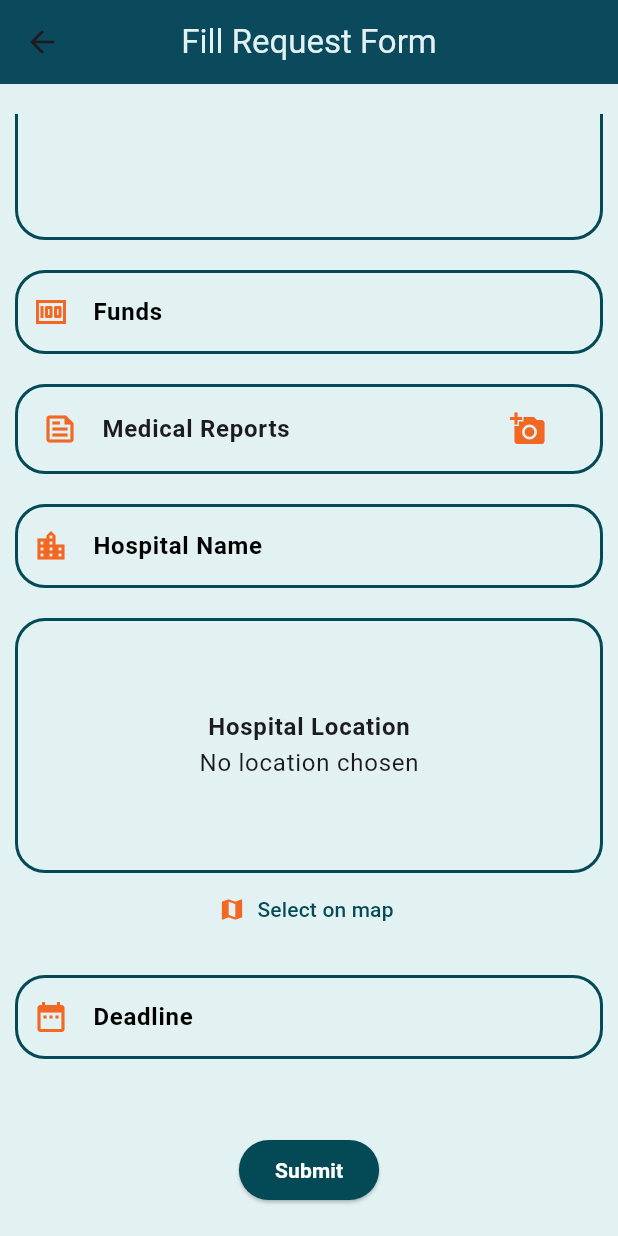
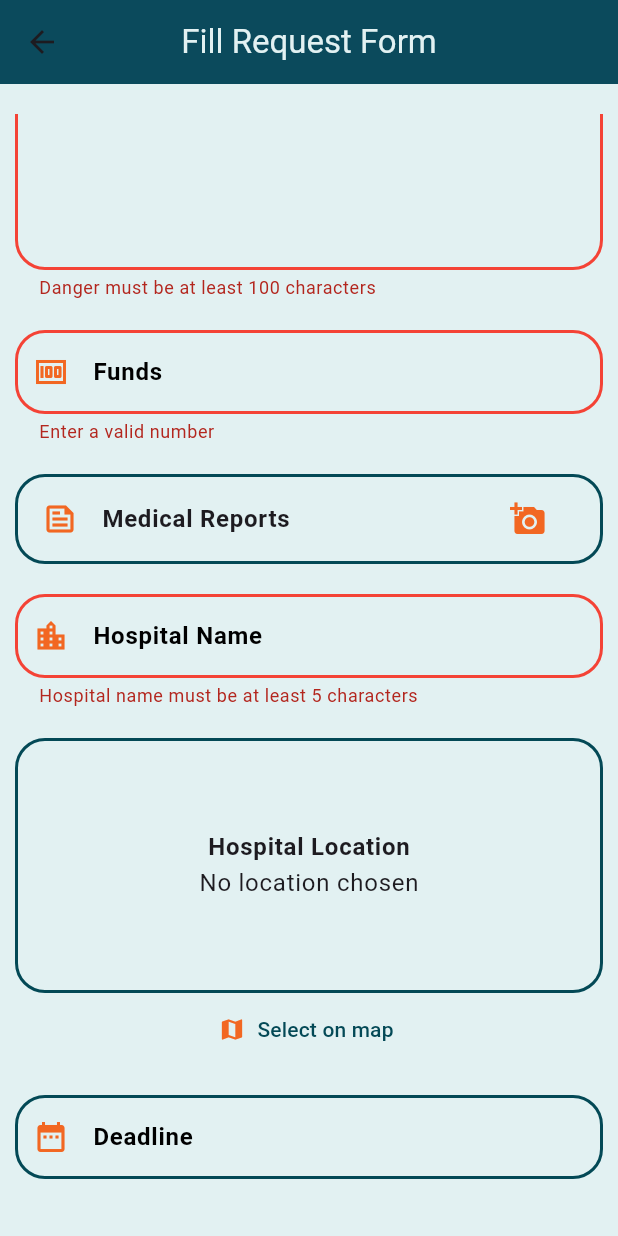
Before and after one commit to TheBombh2/chairty_platform, a Flutter app: the RequestAndEditScreen screen opened by its route, scrolled down 308 dp, after a tap on "Submit", on a phone screen of 412 x 824 dp. Run offline on Flutter 3.47's test engine with Material 3 defaults, Android fonts, the phone set to English and light mode, and no system bars; our stand-ins replace cloud_firestore, firebase_auth, firebase_core, firebase_storage, flutter_bloc, google_fonts and 5 more; missing offline and left inert: neon_widgets; accounts and stored records are empty; generated files the repository leaves out were written again.

Commit message:
validation implemented

```diff
--- a/lib/components/paitent_home_screen/request_item_paitent.dart
+++ b/lib/components/paitent_home_screen/request_item_paitent.dart
@@ -62,6 +62,7 @@ class RequestItemPaitent extends StatelessWidget {
                           Text(
                             "Title : ${request.reason}",
                             overflow: TextOverflow.ellipsis,
+                            maxLines: 1,
                             style: TextStyle(
                               color: darkColor,
                               fontSize: 20,
@@ -70,6 +71,7 @@ class RequestItemPaitent extends StatelessWidget {
                           Text(
                             "Description : ${request.danger}",
                             overflow: TextOverflow.ellipsis,
+                            maxLines: 1,
                             style: TextStyle(
                               color: Colors.grey.shade700,
                               fontSize: 20,
--- a/lib/screens/patient_request_form.dart
+++ b/lib/screens/patient_request_form.dart
@@ -30,10 +30,72 @@ class _RequestAndEditScreenState extends State<RequestAndEditScreen> {
   User? user = FirebaseAuth.instance.currentUser;
 
   PlaceLocation? _selectedHospitalLocation;
+  final _formKey = GlobalKey<FormState>();
 
   bool isUploading = false;
 
   void onSubmit() async {
+    bool isValid = _formKey.currentState!.validate();
+    if (!isValid) {
+      return;
+    }
+    if (uploadedMedicalDocuments.isEmpty) {
+      showDialog(
+        context: context,
+        builder: (ctx) => AlertDialog(
+          content: Column(
+            mainAxisSize: MainAxisSize.min,
+            children: [
+              const Text('You must at least upload one medical report.'),
+              ElevatedButton(
+                  onPressed: () {
+                    Navigator.of(ctx).pop();
+                  },
+                  child: (const Text('OK')))
+            ],
+          ),
+        ),
+      );
+      return;
+    }
+    if (_selectedHospitalLocation == null) {
+      showDialog(
+        context: context,
+        builder: (ctx) => AlertDialog(
+          content: Column(
+            mainAxisSize: MainAxisSize.min,
+            children: [
+              const Text('You must select hospital location.'),
+              ElevatedButton(
+                  onPressed: () {
+                    Navigator.of(ctx).pop();
+                  },
+                  child: (const Text('OK')))
+            ],
+          ),
+        ),
+      );
+      return;
+    }
+    if (pickedDate == null) {
+      showDialog(
+        context: context,
+        builder: (ctx) => AlertDialog(
+          content: Column(
+            mainAxisSize: MainAxisSize.min,
+            children: [
+              const Text('You must select deadline date of your request'),
+              ElevatedButton(
+                  onPressed: () {
+                    Navigator.of(ctx).pop();
+                  },
+                  child: (const Text('OK')))
+            ],
+          ),
+        ),
+      );
+      return;
+    }
     Request newRequest = Request(
       patientId: AuthInterface.getCurrentUser()!.uid,
       reason: reasonController.text,
@@ -94,6 +156,7 @@ class _RequestAndEditScreenState extends State<RequestAndEditScreen> {
                 width: double.infinity,
                 decoration: BoxDecoration(color: lightColor),
                 child: Form(
+                  key: _formKey,
                   child: Padding(
                     padding: const EdgeInsets.symmetric(
                         horizontal: 10.0, vertical: 20),
@@ -112,6 +175,14 @@ class _RequestAndEditScreenState extends State<RequestAndEditScreen> {
                             label: "Why do you need help?",
                             icon: Icons.question_mark_outlined,
                             isMultilineText: true,
+                            onValidate: (value) {
+                              if (value == null ||
+                                  value.isEmpty ||
+                                  value.length < 100) {
+                                return 'Reason must be at least 100 characters';
+                              }
+                              return null;
+                            },
                           ),
                           const SizedBox(
                             height: 20,
@@ -124,6 +195,14 @@ class _RequestAndEditScreenState extends State<RequestAndEditScreen> {
                             label: "What is the danger?",
                             icon: Icons.dangerous,
                             isMultilineText: true,
+                            onValidate: (value) {
+                              if (value == null ||
+                                  value.isEmpty ||
+                                  value.length < 100) {
+                                return 'Danger must be at least 100 characters';
+                              }
+                              return null;
+                            },
                           ),
                           const SizedBox(
                             height: 20,
@@ -134,6 +213,13 @@ class _RequestAndEditScreenState extends State<RequestAndEditScreen> {
                             hint: "Funds",
                             label: "Funds",
                             icon: Icons.money,
+                            onValidate: (value) {
+                              final number = int.tryParse(value!);
+                              if (number == null || number <= 0) {
+                                return 'Enter a valid number';
+                              }
+                              return null;
+                            },
                           ),
                           const SizedBox(
                             height: 20,
@@ -150,6 +236,14 @@ class _RequestAndEditScreenState extends State<RequestAndEditScreen> {
                             hint: "Hospital",
                             label: "Hospital Name",
                             icon: Icons.location_city,
+                            onValidate: (value) {
+                              if (value == null ||
+                                  value.isEmpty ||
+                                  value.length < 5) {
+                                return 'Hospital name must be at least 5 characters';
+                              }
+                              return null;
+                            },
                           ),
                           const SizedBox(
                             height: 20,
@@ -236,6 +330,7 @@ Widget FormFields({
   required String hint,
   required String label,
   required IconData icon,
+  String? Function(String?)? onValidate,
   bool isMultilineText = false,
   bool isDateField = false, // New flag
   double? hight,
@@ -244,12 +339,13 @@ Widget FormFields({
 }) =>
     SizedBox(
       height: hight,
-      child: TextField(
+      child: TextFormField(
         controller: controller,
         keyboardType: type,
         maxLines: maxLines,
         textAlignVertical: TextAlignVertical.top,
         readOnly: isDateField, // Make read-only for date fields
+        validator: onValidate,
         onTap: isDateField
             ? () => onTap!()
             : null, // Trigger onTap only if date field
@@ -261,11 +357,26 @@ Widget FormFields({
                 width: 2,
               )),
           focusedBorder: OutlineInputBorder(
-              borderRadius: BorderRadius.circular(20),
-              borderSide: BorderSide(
-                color: deepOrange,
-                width: 2,
-              )),
+            borderRadius: BorderRadius.circular(20),
+            borderSide: BorderSide(
+              color: deepOrange,
+              width: 2,
+            ),
+          ),
+          errorBorder: OutlineInputBorder(
+            borderRadius: BorderRadius.circular(20),
+            borderSide: const BorderSide(
+              color: Colors.red,
+              width: 2,
+            ),
+          ),
+          focusedErrorBorder: OutlineInputBorder(
+            borderRadius: BorderRadius.circular(20),
+            borderSide: const BorderSide(
+              color: Colors.red,
+              width: 2,
+            ),
+          ),
           hintText: hint,
           hintStyle: TextStyle(fontWeight: FontWeight.bold, color: darkColor),
           labelText: label,
```
